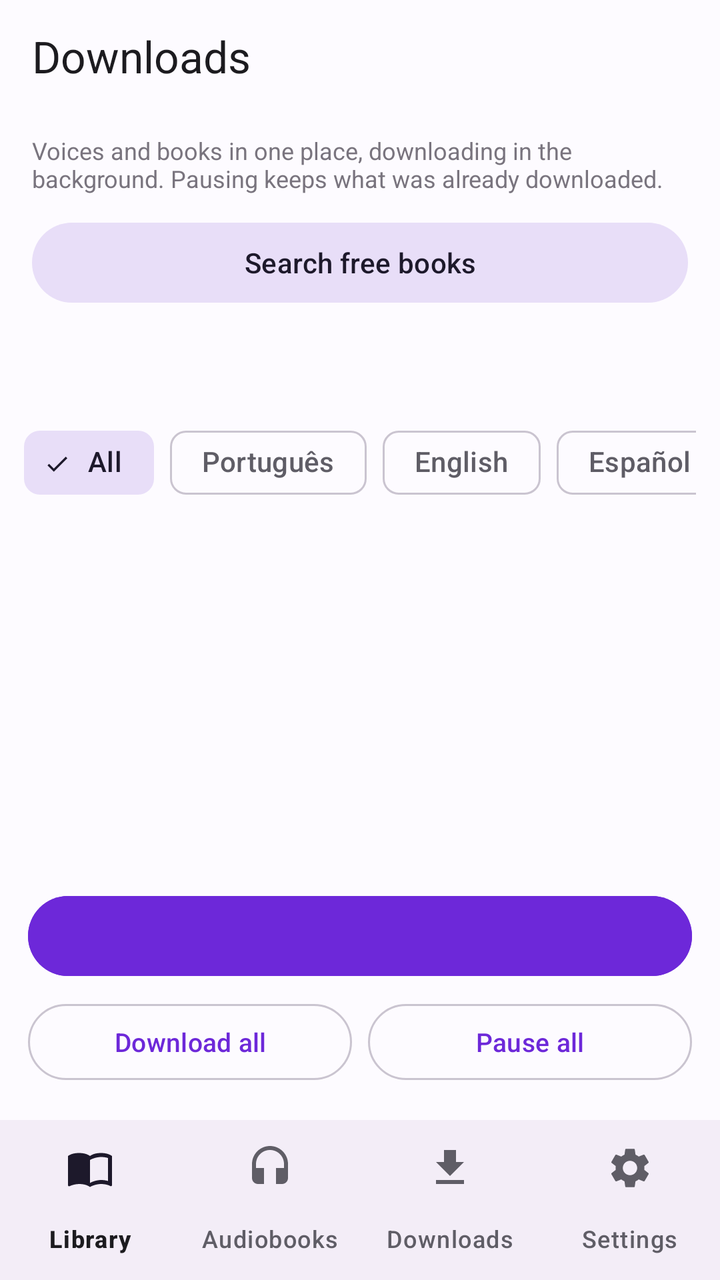
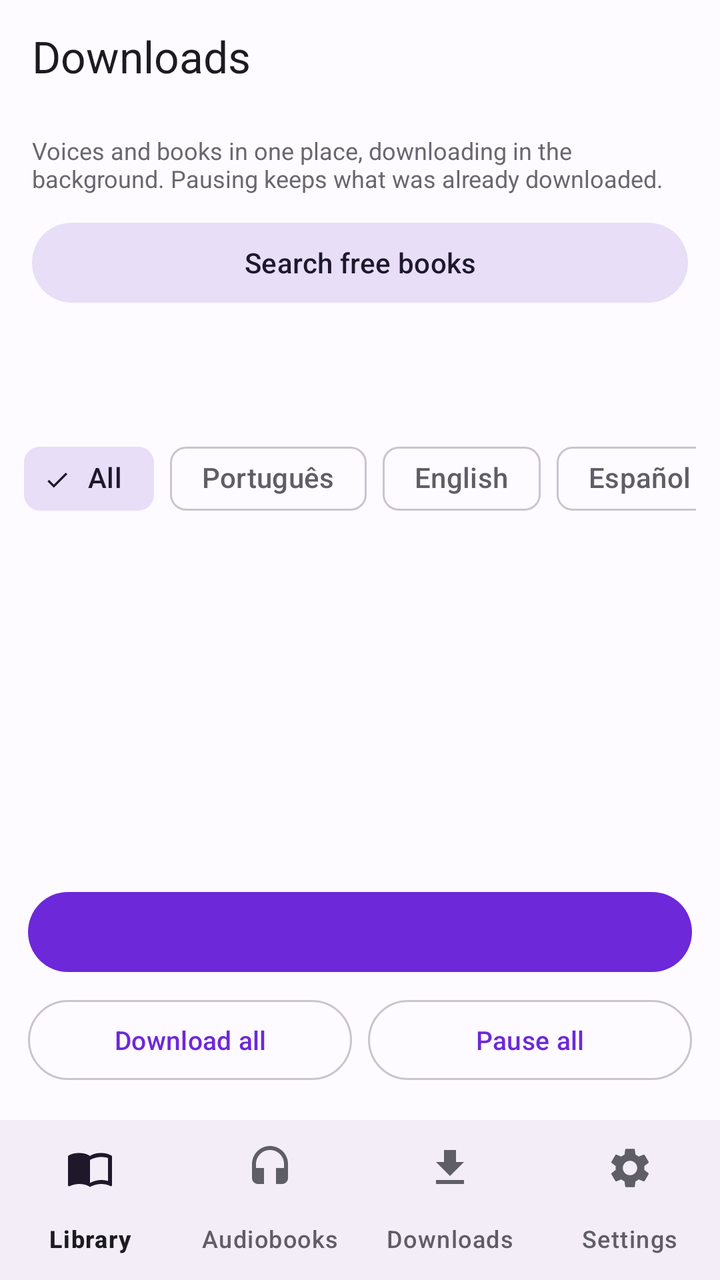

An Android layout rendered at two revisions. The XML below is the earlier revision; the diff shows what the commit changed to produce the second picture.
<!-- AndroidManifest.xml: application theme AppTheme -->
<!-- res/layout/activity_download_central.xml -->
<?xml version="1.0" encoding="utf-8"?>
<LinearLayout
    xmlns:android="http://schemas.android.com/apk/res/android"
    xmlns:app="http://schemas.android.com/apk/res-auto"
    android:layout_width="match_parent"
    android:layout_height="match_parent"
    android:orientation="vertical"
    android:background="@color/color_background"
    android:fitsSystemWindows="true">

    <LinearLayout
        android:layout_width="match_parent"
        android:layout_height="56dp"
        android:orientation="horizontal"
        android:paddingStart="16dp"
        android:paddingEnd="16dp"
        android:gravity="center_vertical">

        <ImageButton
            android:id="@+id/btnVoltarDownloads"
            android:layout_width="0dp"
            android:layout_height="0dp"
            android:visibility="gone"
            android:contentDescription="@string/cd_voltar"/>

        <TextView
            android:id="@+id/tvTituloDownloads"
            android:layout_width="0dp"
            android:layout_height="wrap_content"
            android:layout_weight="1"
            android:text="@string/nav_downloads"
            android:textSize="22sp"
            android:textColor="@color/color_on_surface"/>
    </LinearLayout>

    <View
        android:layout_width="match_parent"
        android:layout_height="1dp"
        android:background="@color/color_divider"/>

    <LinearLayout
        android:layout_width="match_parent"
        android:layout_height="wrap_content"
        android:orientation="vertical"
        android:paddingStart="16dp"
        android:paddingEnd="16dp"
        android:paddingTop="10dp"
        android:paddingBottom="6dp">

        <TextView
            android:id="@+id/tvDescDownloads"
            android:layout_width="match_parent"
            android:layout_height="wrap_content"
            android:text="@string/dl_central_desc"
            android:textColor="@color/color_on_surface_dim"
            android:textSize="12sp"/>

        <Button
            android:id="@+id/btnBuscarLivrosDownloads"
            style="@style/Widget.Material3.Button.TonalButton"
            android:layout_width="match_parent"
            android:layout_height="wrap_content"
            android:layout_marginTop="10dp"
            android:text="@string/dl_buscar_livros"/>

        <LinearLayout
            android:layout_width="match_parent"
            android:layout_height="wrap_content"
            android:orientation="horizontal"
            android:gravity="center_vertical"
            android:layout_marginTop="6dp">

            <TextView
                android:id="@+id/tvEspacoLivre"
                android:layout_width="0dp"
                android:layout_height="wrap_content"
                android:layout_weight="1"
                android:textColor="@color/color_on_surface_muted"
                android:textSize="12sp"/>

            <Button
                android:id="@+id/btnSimultaneos"
                style="@style/Widget.Material3.Button.TextButton"
                android:layout_width="wrap_content"
                android:layout_height="40dp"
                android:minHeight="40dp"
                android:textAllCaps="false"
                android:textSize="12sp"
                android:textColor="?attr/colorPrimary"/>
        </LinearLayout>
    </LinearLayout>

    <HorizontalScrollView
        android:layout_width="match_parent"
        android:layout_height="wrap_content"
        android:scrollbars="none"
        android:paddingStart="12dp"
        android:paddingEnd="12dp">

        <com.google.android.material.chip.ChipGroup
            android:id="@+id/chipsIdiomaDownloads"
            android:layout_width="wrap_content"
            android:layout_height="wrap_content"
            app:singleLine="true"
            app:singleSelection="true"
            app:selectionRequired="true">

            <com.google.android.material.chip.Chip
                android:id="@+id/chipIdiomaTodos"
                style="@style/Widget.Material3.Chip.Filter"
                android:layout_width="wrap_content"
                android:layout_height="wrap_content"
                android:text="@string/livros_idioma_todos"
                android:checked="true"/>

            <com.google.android.material.chip.Chip
                android:id="@+id/chipIdiomaPt"
                style="@style/Widget.Material3.Chip.Filter"
                android:layout_width="wrap_content"
                android:layout_height="wrap_content"
                android:text="Português"/>

            <com.google.android.material.chip.Chip
                android:id="@+id/chipIdiomaEn"
                style="@style/Widget.Material3.Chip.Filter"
                android:layout_width="wrap_content"
                android:layout_height="wrap_content"
                android:text="English"/>

            <com.google.android.material.chip.Chip
                android:id="@+id/chipIdiomaEs"
                style="@style/Widget.Material3.Chip.Filter"
                android:layout_width="wrap_content"
                android:layout_height="wrap_content"
                android:text="Español"/>
        </com.google.android.material.chip.ChipGroup>
    </HorizontalScrollView>

    <androidx.recyclerview.widget.RecyclerView
        android:id="@+id/recyclerDownloads"
        android:layout_width="match_parent"
        android:layout_height="0dp"
        android:layout_weight="1"
        android:overScrollMode="never"/>

    <LinearLayout
        android:id="@+id/layoutFooterDownloads"
        android:layout_width="match_parent"
        android:layout_height="wrap_content"
        android:orientation="vertical"
        android:background="@color/color_background"
        android:paddingStart="14dp"
        android:paddingEnd="14dp"
        android:paddingTop="8dp"
        android:paddingBottom="16dp">

        <View
            android:layout_width="match_parent"
            android:layout_height="1dp"
            android:background="@color/color_divider"
            android:layout_marginBottom="10dp"/>

        <Button
            android:id="@+id/btnConcluirPrimeiroAcesso"
            style="@style/Widget.Material3.Button.TonalButton"
            android:layout_width="match_parent"
            android:layout_height="wrap_content"
            android:minHeight="48dp"
            android:layout_marginBottom="6dp"
            android:text="@string/dl_primeiro_continuar"
            android:textAllCaps="false"
            android:visibility="gone"/>

        <Button
            android:id="@+id/btnBaixarSelecionados"
            android:layout_width="match_parent"
            android:layout_height="48dp"
            android:textColor="?attr/colorOnPrimary"
            android:textSize="14sp"
            android:textStyle="bold"
            android:backgroundTint="?attr/colorPrimary"
            android:layout_marginBottom="6dp"/>

        <LinearLayout
            android:layout_width="match_parent"
            android:layout_height="wrap_content"
            android:orientation="horizontal">

            <Button
                android:id="@+id/btnBaixarTudo"
                style="@style/Widget.Material3.Button.OutlinedButton"
                android:layout_width="0dp"
                android:layout_height="46dp"
                android:layout_weight="1"
                android:text="@string/dl_central_baixar_tudo"
                android:textColor="?attr/colorPrimary"
                android:textSize="13sp"
                android:layout_marginEnd="4dp"/>

            <Button
                android:id="@+id/btnPausarTudo"
                style="@style/Widget.Material3.Button.OutlinedButton"
                android:layout_width="0dp"
                android:layout_height="46dp"
                android:layout_weight="1"
                android:text="@string/dl_central_pausar_tudo"
                android:textColor="?attr/colorPrimary"
                android:textSize="13sp"
                android:layout_marginStart="4dp"/>
        </LinearLayout>
    </LinearLayout>

    <include
        layout="@layout/view_mini_player"
        android:layout_width="match_parent"
        android:layout_height="wrap_content"/>

    <include layout="@layout/view_barra_navegacao"/>

</LinearLayout>
<!-- res/layout/view_mini_player.xml (included above) -->
<?xml version="1.0" encoding="utf-8"?>
<LinearLayout
    xmlns:android="http://schemas.android.com/apk/res/android"
    xmlns:app="http://schemas.android.com/apk/res-auto"
    android:id="@+id/miniPlayerRoot"
    android:layout_width="match_parent"
    android:layout_height="wrap_content"
    android:orientation="vertical"
    android:background="@color/color_surface"
    android:elevation="8dp"
    android:visibility="gone">

    <View
        android:layout_width="match_parent"
        android:layout_height="1dp"
        android:background="@color/color_divider"/>

    
    <LinearLayout
        android:id="@+id/guidedIndicatorBar"
        android:layout_width="match_parent"
        android:layout_height="52dp"
        android:orientation="horizontal"
        android:gravity="center_vertical"
        android:paddingStart="14dp"
        android:paddingEnd="8dp"
        android:background="@color/color_surface"
        android:visibility="gone">

        <TextView
            android:id="@+id/guidedIndicatorText"
            android:layout_width="0dp"
            android:layout_height="wrap_content"
            android:layout_weight="1"
            android:maxLines="1"
            android:ellipsize="end"
            android:textSize="13sp"
            android:textStyle="bold"
            android:textColor="@color/color_on_surface"/>

        <ImageButton
            android:id="@+id/guidedIndicatorPlayPause"
            android:layout_width="48dp"
            android:layout_height="48dp"
            android:background="@android:color/transparent"
            android:padding="4dp"
            android:src="@drawable/ic_player_pause"
            app:tint="@color/color_primary"
            android:contentDescription="@string/cd_play_pause"
            android:tooltipText="@string/cd_play_pause"/>

    </LinearLayout>

    <LinearLayout
        android:id="@+id/miniPlayerBar"
        android:layout_width="match_parent"
        android:layout_height="56dp"
        android:orientation="horizontal"
        android:gravity="center_vertical"
        android:paddingStart="12dp"
        android:paddingEnd="8dp">

        <TextView
            android:id="@+id/miniPlayerNome"
            android:layout_width="0dp"
            android:layout_height="wrap_content"
            android:layout_weight="1"
            android:maxLines="1"
            android:ellipsize="end"
            android:textSize="13sp"
            android:textStyle="bold"
            android:textColor="@color/color_on_surface"/>

        <ImageButton
            android:id="@+id/miniPlayerPlayPause"
            android:layout_width="48dp"
            android:layout_height="48dp"
            android:background="@android:color/transparent"
            android:padding="4dp"
            android:src="@drawable/ic_player_play"
            app:tint="@color/color_primary"
            android:contentDescription="@string/cd_play_pause"
            android:tooltipText="@string/cd_play_pause"/>

        <ImageButton
            android:id="@+id/miniPlayerExpandir"
            android:layout_width="48dp"
            android:layout_height="48dp"
            android:background="@android:color/transparent"
            android:padding="6dp"
            android:src="@android:drawable/arrow_up_float"
            app:tint="@color/color_on_surface_muted"
            android:contentDescription="@string/cd_expandir_player"
            android:tooltipText="@string/cd_expandir_player"/>

        
        <ImageButton
            android:id="@+id/miniPlayerFechar"
            android:layout_width="40dp"
            android:layout_height="40dp"
            android:background="@android:color/transparent"
            android:padding="8dp"
            android:src="@drawable/ic_player_fechar"
            app:tint="@color/color_on_surface_muted"
            android:contentDescription="@string/cd_fechar_player"
            android:tooltipText="@string/cd_fechar_player"/>

    </LinearLayout>

    <LinearLayout
        android:id="@+id/miniPlayerExpanded"
        android:layout_width="match_parent"
        android:layout_height="wrap_content"
        android:orientation="vertical"
        android:paddingStart="12dp"
        android:paddingEnd="12dp"
        android:paddingBottom="8dp"
        android:visibility="gone">

        <TextView
            android:id="@+id/miniPlayerTempo"
            android:layout_width="match_parent"
            android:layout_height="wrap_content"
            android:gravity="end"
            android:textSize="11sp"
            android:textColor="@color/color_on_surface_muted"
            android:text="@string/tempo_inicial"/>

        <SeekBar
            android:id="@+id/miniPlayerSeek"
            android:layout_width="match_parent"
            android:layout_height="wrap_content"
            android:progressTint="@color/color_primary"/>

        <LinearLayout
            android:layout_width="match_parent"
            android:layout_height="wrap_content"
            android:gravity="center"
            android:orientation="horizontal"
            android:layout_marginTop="4dp">

            <Button
                android:id="@+id/miniPlayerRecuar"
                android:layout_width="wrap_content"
                android:layout_height="wrap_content"
android:text="@string/mini_player_recuar"
                    android:textColor="@color/color_on_surface"
                    android:textSize="12sp"
                    style="@style/Widget.Material3.Button.TextButton"/>

            <ImageButton
                android:id="@+id/miniPlayerPlayPauseGrande"
                android:layout_width="52dp"
                android:layout_height="52dp"
                android:background="@drawable/bg_play_button"
                android:src="@drawable/ic_player_play"
                app:tint="@color/color_on_surface"
                android:contentDescription="@string/cd_play_pause"
                android:tooltipText="@string/cd_play_pause"
                android:layout_marginStart="8dp"
                android:layout_marginEnd="8dp"/>

            <Button
                android:id="@+id/miniPlayerAvancar"
                android:layout_width="wrap_content"
                android:layout_height="wrap_content"
android:text="@string/mini_player_avancar"
                    android:textColor="@color/color_on_surface"
                    android:textSize="12sp"
                    style="@style/Widget.Material3.Button.TextButton"/>

            <Button
                android:id="@+id/miniPlayerSleepTimer"
                android:layout_width="wrap_content"
                android:layout_height="wrap_content"
                android:text="😴"
                android:textSize="16sp"
                android:textColor="@color/color_on_surface"
                android:background="@android:color/transparent"
                android:contentDescription="@string/cd_sleep_timer"
                android:layout_marginStart="8dp"/>

        </LinearLayout>

        <HorizontalScrollView
            android:layout_width="match_parent"
            android:layout_height="wrap_content"
            android:scrollbars="none"
            android:layout_marginTop="4dp">

        <LinearLayout
            android:layout_width="wrap_content"
            android:layout_height="wrap_content"
            android:layout_gravity="center_horizontal"
            android:orientation="horizontal"
            android:gravity="center">

            <Button
                android:id="@+id/miniPlayerVel075"
                android:layout_width="wrap_content"
                android:layout_height="wrap_content"
android:text="@string/mini_player_vel_075"
                    android:textColor="@color/color_on_surface"
                android:textSize="11sp"
                style="@style/Widget.Material3.Button.TextButton"/>

            <Button
                android:id="@+id/miniPlayerVel100"
                android:layout_width="wrap_content"
                android:layout_height="wrap_content"
android:text="@string/mini_player_vel_100"
                    android:textColor="@color/color_on_surface"
                android:textSize="11sp"
                style="@style/Widget.Material3.Button.TextButton"/>

            <Button
                android:id="@+id/miniPlayerVel125"
                android:layout_width="wrap_content"
                android:layout_height="wrap_content"
android:text="@string/mini_player_vel_125"
                    android:textColor="@color/color_on_surface"
                android:textSize="11sp"
                style="@style/Widget.Material3.Button.TextButton"/>

            <Button
                android:id="@+id/miniPlayerVel150"
                android:layout_width="wrap_content"
                android:layout_height="wrap_content"
android:text="@string/mini_player_vel_150"
                    android:textColor="@color/color_on_surface"
                android:textSize="11sp"
                style="@style/Widget.Material3.Button.TextButton"/>

            <Button
                android:id="@+id/miniPlayerVel200"
                android:layout_width="wrap_content"
                android:layout_height="wrap_content"
android:text="@string/mini_player_vel_200"
                    android:textColor="@color/color_on_surface"
                android:textSize="11sp"
                style="@style/Widget.Material3.Button.TextButton"/>

        </LinearLayout>

        </HorizontalScrollView>

        <Button
            android:id="@+id/miniPlayerLerLivro"
            android:layout_width="wrap_content"
            android:layout_height="wrap_content"
            android:layout_gravity="center_horizontal"
            android:layout_marginTop="4dp"
            android:text="@string/mini_player_ler_livro"
            android:textColor="@color/color_on_surface"
            android:textSize="12sp"
            android:background="@android:color/transparent"
            android:visibility="gone"
            style="@style/Widget.Material3.Button.TextButton"/>

        <Button
            android:id="@+id/miniPlayerCapitulos"
            android:layout_width="wrap_content"
            android:layout_height="wrap_content"
            android:layout_gravity="center_horizontal"
            android:layout_marginTop="4dp"
            android:text="@string/action_capitulos"
            android:textColor="@color/color_on_surface"
            android:textSize="12sp"
            android:background="@android:color/transparent"
            android:visibility="gone"
            style="@style/Widget.Material3.Button.TextButton"/>

    </LinearLayout>

</LinearLayout>
<!-- res/layout/view_barra_navegacao.xml (included above) -->
<?xml version="1.0" encoding="utf-8"?>
<com.google.android.material.bottomnavigation.BottomNavigationView
    xmlns:android="http://schemas.android.com/apk/res/android"
    xmlns:app="http://schemas.android.com/apk/res-auto"
    android:id="@+id/navPrincipal"
    android:layout_width="match_parent"
    android:layout_height="wrap_content"
    android:background="?attr/lylyBarraNavegacao"
    app:menu="@menu/menu_navegacao_principal"
    app:labelVisibilityMode="labeled"/>
<!-- resources referenced by this layout -->
<resources>
  <string name="action_capitulos">Chapters</string>
  <string name="cd_expandir_player">Expand player</string>
  <string name="cd_fechar_player">Close player</string>
  <string name="cd_play_pause">Play/Pause</string>
  <string name="cd_sleep_timer">Sleep timer</string>
  <string name="cd_voltar">Back</string>
  <string name="dl_buscar_livros">Search free books</string>
  <string name="dl_central_baixar_tudo">Download all</string>
  <string name="dl_central_desc">Voices and books in one place, downloading in the background. Pausing keeps what was already downloaded.</string>
  <string name="dl_central_pausar_tudo">Pause all</string>
  <string name="dl_primeiro_continuar">Continue</string>
  <string name="livros_idioma_todos">All</string>
  <string name="mini_player_avancar">+15s</string>
  <string name="mini_player_ler_livro">📖 Read this book</string>
  <string name="mini_player_recuar">-15s</string>
  <string name="mini_player_vel_075">0.75x</string>
  <string name="mini_player_vel_100">1x</string>
  <string name="mini_player_vel_125">1.25x</string>
  <string name="mini_player_vel_150">1.5x</string>
  <string name="mini_player_vel_200">2x</string>
  <string name="nav_downloads">Downloads</string>
  <string name="tempo_inicial">0:00 / 0:00</string>
  <style name="AppTheme" parent="Theme.Material3.DayNight.NoActionBar">
          <item name="colorPrimary">#6D28D9</item>
          <item name="colorAccent">#6D28D9</item>
          <item name="colorControlActivated">#6D28D9</item>
          <item name="android:colorControlActivated">#6D28D9</item>
          <item name="colorOnPrimary">#FFFFFF</item>
          <item name="colorPrimaryContainer">#E8DEF8</item>
          <item name="colorOnPrimaryContainer">#1D192B</item>
          <item name="colorSecondaryContainer">#E8DEF8</item>
          <item name="colorOnSecondaryContainer">#1D192B</item>
          <item name="colorError">#BA1A1A</item>
          <item name="colorOnError">#FFFFFF</item>
          <item name="colorSurface">#FDFBFF</item>
          <item name="colorOnSurface">#1C1B1F</item>
          <item name="colorSurfaceVariant">#ECE6F0</item>
          <item name="colorOnSurfaceVariant">#5F5D66</item>
          <item name="colorOutline">#CAC4D0</item>
          <item name="colorOutlineVariant">#EAE6EE</item>
          <item name="colorSurfaceContainer">#F3EDF7</item>
          <item name="colorSurfaceContainerHigh">#ECE6F0</item>
          <item name="colorSurfaceContainerHighest">#ECE6F0</item>
          <item name="android:colorBackground">#FDFBFF</item>
  
          
          <item name="android:statusBarColor">#FDFBFF</item>
          <item name="android:navigationBarColor">#FDFBFF</item>
          <item name="android:windowLightStatusBar">true</item>
          <item name="android:windowLightNavigationBar" tools:targetApi="27">true</item>
  
          
          <item name="lylyFundo">#FDFBFF</item>
          <item name="lylySuperficie">#F3EDF7</item>
          <item name="lylySuperficie2">#ECE6F0</item>
          <item name="lylyTexto">#1C1B1F</item>
          <item name="lylyTextoMedio">#2B2930</item>
          <item name="lylyTextoSecundario">#5F5D66</item>
          <item name="lylyTextoTerciario">#79747E</item>
          <item name="lylyTextoFraco">#8A8790</item>
          <item name="lylyContorno">#CAC4D0</item>
          <item name="lylyDivisor">#EAE6EE</item>
          <item name="lylyDivisorFraco">#F1EDF5</item>
          <item name="lylyTonal">#E8DEF8</item>
          <item name="lylyNaTonal">#1D192B</item>
          <item name="lylySucessoSuperficie">#E6F4EA</item>
          <item name="lylyDestaqueLeitura">#EADDFF</item>
          <item name="lylyFundoLeitura">#FDFBFF</item>
          <item name="lylyTextoLeitura">#2B2930</item>
          <item name="lylyBarraNavegacao">#F3EDF7</item>
          <item name="lylyProgresso">#7C3AED</item>
      </style>
  <!-- unchanged entries left out for length: 4 -->
</resources>

<!-- the commit's change to res/layout/activity_download_central.xml (unified diff, before → after) -->
@@ -82,8 +82,8 @@
                 android:id="@+id/btnSimultaneos"
                 style="@style/Widget.Material3.Button.TextButton"
                 android:layout_width="wrap_content"
-                android:layout_height="40dp"
-                android:minHeight="40dp"
+                android:layout_height="48dp"
+                android:minHeight="48dp"
                 android:textAllCaps="false"
                 android:textSize="12sp"
                 android:textColor="?attr/colorPrimary"/>
@@ -173,12 +173,11 @@
 
         <Button
             android:id="@+id/btnBaixarSelecionados"
+            style="@style/Widget.Material3.Button"
             android:layout_width="match_parent"
             android:layout_height="48dp"
-            android:textColor="?attr/colorOnPrimary"
             android:textSize="14sp"
             android:textStyle="bold"
-            android:backgroundTint="?attr/colorPrimary"
             android:layout_marginBottom="6dp"/>
 
         <LinearLayout
@@ -190,7 +189,8 @@
                 android:id="@+id/btnBaixarTudo"
                 style="@style/Widget.Material3.Button.OutlinedButton"
                 android:layout_width="0dp"
-                android:layout_height="46dp"
+                android:layout_height="wrap_content"
+                android:minHeight="48dp"
                 android:layout_weight="1"
                 android:text="@string/dl_central_baixar_tudo"
                 android:textColor="?attr/colorPrimary"
@@ -201,7 +201,8 @@
                 android:id="@+id/btnPausarTudo"
                 style="@style/Widget.Material3.Button.OutlinedButton"
                 android:layout_width="0dp"
-                android:layout_height="46dp"
+                android:layout_height="wrap_content"
+                android:minHeight="48dp"
                 android:layout_weight="1"
                 android:text="@string/dl_central_pausar_tudo"
                 android:textColor="?attr/colorPrimary"
@@ -317,8 +318,8 @@
         
         <ImageButton
             android:id="@+id/miniPlayerFechar"
-            android:layout_width="40dp"
-            android:layout_height="40dp"
+            android:layout_width="48dp"
+            android:layout_height="48dp"
             android:background="@android:color/transparent"
             android:padding="8dp"
             android:src="@drawable/ic_player_fechar"
@@ -343,7 +344,7 @@
             android:layout_width="match_parent"
             android:layout_height="wrap_content"
             android:gravity="end"
-            android:textSize="11sp"
+            android:textSize="12sp"
             android:textColor="@color/color_on_surface_muted"
             android:text="@string/tempo_inicial"/>
 
@@ -422,7 +423,7 @@ android:text="@string/mini_player_avancar"
                 android:layout_height="wrap_content"
 android:text="@string/mini_player_vel_075"
                     android:textColor="@color/color_on_surface"
-                android:textSize="11sp"
+                android:textSize="12sp"
                 style="@style/Widget.Material3.Button.TextButton"/>
 
             <Button
@@ -431,7 +432,7 @@ android:text="@string/mini_player_vel_075"
                 android:layout_height="wrap_content"
 android:text="@string/mini_player_vel_100"
                     android:textColor="@color/color_on_surface"
-                android:textSize="11sp"
+                android:textSize="12sp"
                 style="@style/Widget.Material3.Button.TextButton"/>
 
             <Button
@@ -440,7 +441,7 @@ android:text="@string/mini_player_vel_100"
                 android:layout_height="wrap_content"
 android:text="@string/mini_player_vel_125"
                     android:textColor="@color/color_on_surface"
-                android:textSize="11sp"
+                android:textSize="12sp"
                 style="@style/Widget.Material3.Button.TextButton"/>
 
             <Button
@@ -449,7 +450,7 @@ android:text="@string/mini_player_vel_125"
                 android:layout_height="wrap_content"
 android:text="@string/mini_player_vel_150"
                     android:textColor="@color/color_on_surface"
-                android:textSize="11sp"
+                android:textSize="12sp"
                 style="@style/Widget.Material3.Button.TextButton"/>
 
             <Button
@@ -458,7 +459,7 @@ android:text="@string/mini_player_vel_150"
                 android:layout_height="wrap_content"
 android:text="@string/mini_player_vel_200"
                     android:textColor="@color/color_on_surface"
-                android:textSize="11sp"
+                android:textSize="12sp"
                 style="@style/Widget.Material3.Button.TextButton"/>
 
         </LinearLayout>
<!-- resource entries referenced after the edit -->
@@ -58,8 +58,8 @@
           <item name="lylyTexto">#1C1B1F</item>
           <item name="lylyTextoMedio">#2B2930</item>
           <item name="lylyTextoSecundario">#5F5D66</item>
-          <item name="lylyTextoTerciario">#79747E</item>
-          <item name="lylyTextoFraco">#8A8790</item>
+          <item name="lylyTextoTerciario">#6A6770</item>
+          <item name="lylyTextoFraco">#6B6770</item>
           <item name="lylyContorno">#CAC4D0</item>
           <item name="lylyDivisor">#EAE6EE</item>
           <item name="lylyDivisorFraco">#F1EDF5</item>
